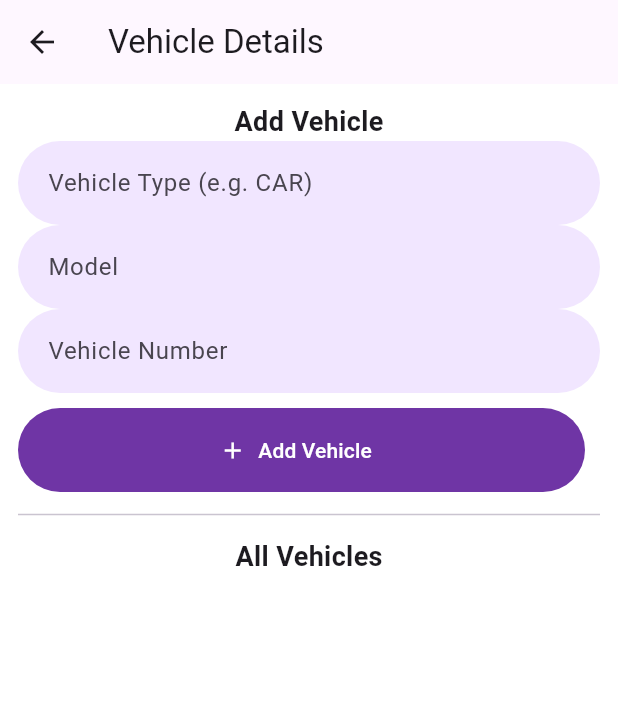
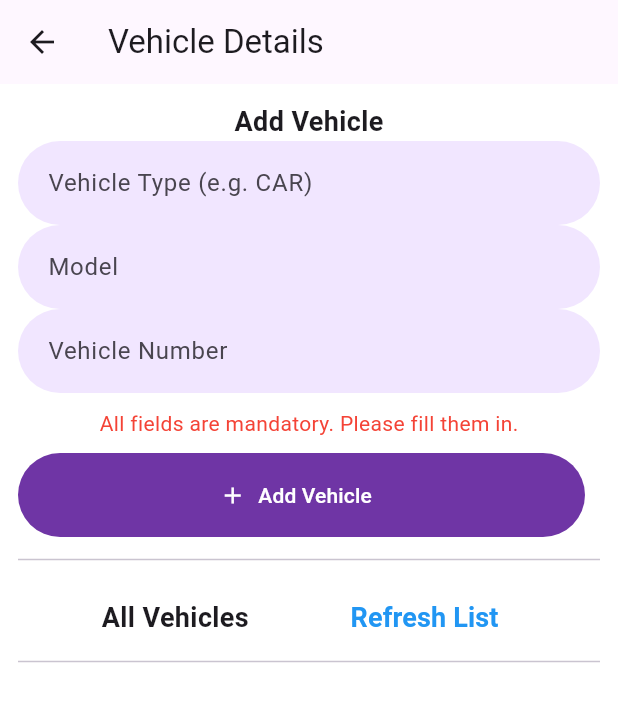
Before and after one commit to itz-govind19/FlutterFrontAppMobile, a Flutter app: the VehicleDetailPage screen opened directly with empty values, after a tap on "Add Vehicle", on a phone screen of 412 x 824 dp. Shown: the top 702 px of the screen. Run offline on Flutter 3.47's test engine with Material 3 defaults, Android fonts, the phone set to English and light mode, and no system bars; our stand-ins replace flutter_dotenv, flutter_svg, jwt_decoder, shared_preferences; missing offline and left inert: flutter_auth; accounts and stored records are empty; network calls fail.

```diff
--- a/myapp/lib/Screens/Admin/pages/vehicle_detail_page.dart
+++ b/myapp/lib/Screens/Admin/pages/vehicle_detail_page.dart
@@ -12,12 +12,12 @@ class VehicleDetailPage extends StatefulWidget {
 
 class _VehicleDetailPageState extends State<VehicleDetailPage> {
   final List<Vehicle> _vehicles = [];
-
   final _typeController = TextEditingController();
   final _modelController = TextEditingController();
   final _numberController = TextEditingController();
 
   Vehicle? _editingVehicle; // Track which vehicle is being edited
+  String? _errorMessage; // To hold error messages
 
   @override
   void initState() {
@@ -38,6 +38,9 @@ class _VehicleDetailPageState extends State<VehicleDetailPage> {
     _modelController.clear();
     _numberController.clear();
     _editingVehicle = null;
+    setState(() {
+      _errorMessage = null; // Clear error message when form is cleared
+    });
   }
 
   void _submitVehicle() async {
@@ -45,7 +48,17 @@ class _VehicleDetailPageState extends State<VehicleDetailPage> {
     final model = _modelController.text.trim();
     final number = _numberController.text.trim();
 
-    if (type.isEmpty || model.isEmpty || number.isEmpty) return;
+    // Check if any field is empty and show error
+    if (type.isEmpty || model.isEmpty || number.isEmpty) {
+      setState(() {
+        _errorMessage = 'All fields are mandatory. Please fill them in.';
+      });
+      return;
+    }
+
+    setState(() {
+      _errorMessage = null; // Clear error message on successful validation
+    });
 
     if (_editingVehicle == null) {
       // Add vehicle
@@ -126,6 +139,14 @@ class _VehicleDetailPageState extends State<VehicleDetailPage> {
               controller: _numberController,
               decoration: const InputDecoration(labelText: 'Vehicle Number'),
             ),
+            if (_errorMessage != null) // Display error message if any field is empty
+              Padding(
+                padding: const EdgeInsets.only(top: 10),
+                child: Text(
+                  _errorMessage!,
+                  style: TextStyle(color: Colors.red, fontSize: 14),
+                ),
+              ),
             const SizedBox(height: 10),
             Row(
               children: [
@@ -149,10 +170,23 @@ class _VehicleDetailPageState extends State<VehicleDetailPage> {
               ],
             ),
             const Divider(height: 30),
-            const Text(
-              "All Vehicles",
-              style: TextStyle(fontSize: 18, fontWeight: FontWeight.bold),
+            Row(
+              mainAxisAlignment: MainAxisAlignment.spaceEvenly,
+              children: [
+                const Text(
+                  "All Vehicles",
+                  style: TextStyle(fontSize: 18, fontWeight: FontWeight.bold),
+                ),
+                TextButton(
+                  onPressed: _loadVehicles, // Refresh button to reload vehicles
+                  child: const Text(
+                    "Refresh List",
+                    style: TextStyle(fontSize: 18, fontWeight: FontWeight.bold, color: Colors.blue),
+                  ),
+                ),
+              ],
             ),
+            const Divider(height: 10),
             Expanded(
               child: ListView.builder(
                 itemCount: _vehicles.length,
```
